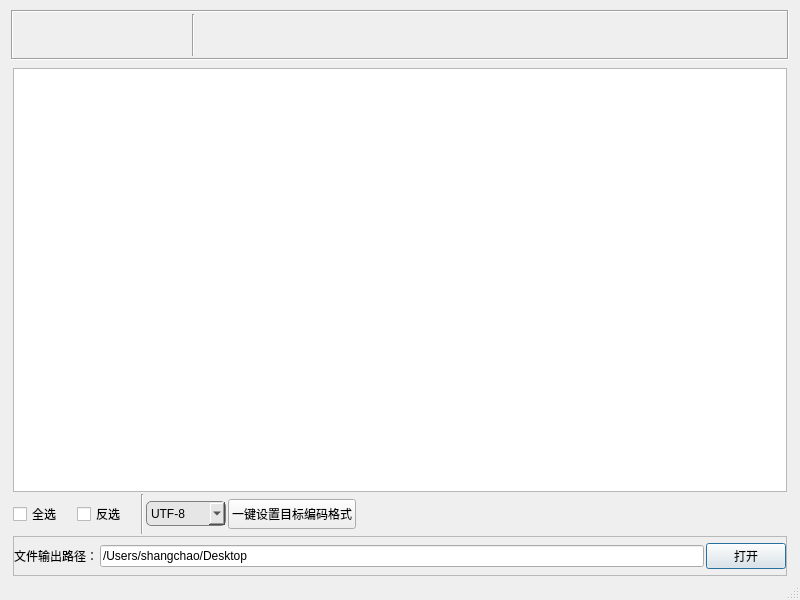
This is mainwindow.ui in ITShang/TransCodePlugin as Qt 5 draws it before an edit. The edited form follows.
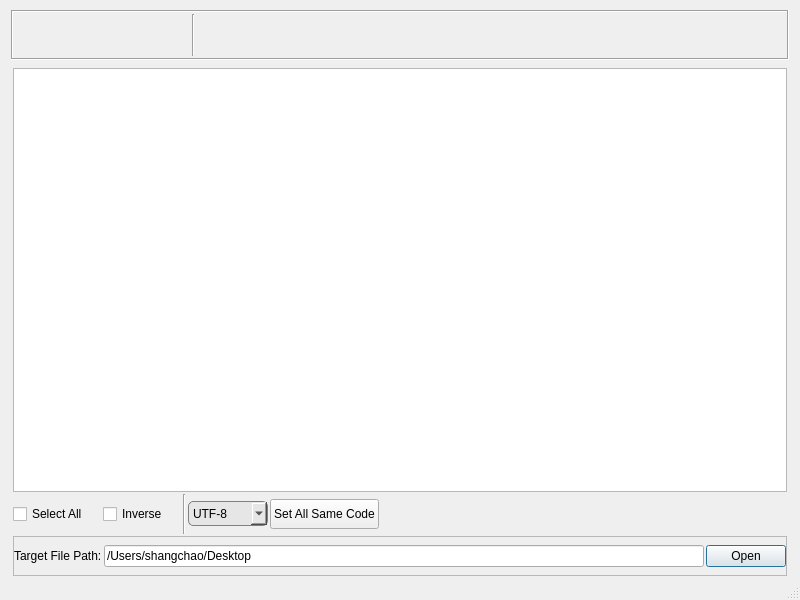
This is the edited form. Icons and pictures are not drawn.

Commit message: 替换源代码中的中文为英文； 增加翻译文件.qm; 将翻译文件嵌入到发布程序中，不作为独立的文件发布；

What changed in the file:
```diff
--- a/mainwindow.ui
+++ b/mainwindow.ui
@@ -395,14 +395,14 @@
              <item>
               <widget class="QCheckBox" name="selectAll">
                <property name="text">
-                <string>全选</string>
+                <string>Select All</string>
                </property>
               </widget>
              </item>
              <item>
               <widget class="QCheckBox" name="selectAllOther">
                <property name="text">
-                <string>反选</string>
+                <string>Inverse</string>
                </property>
               </widget>
              </item>
@@ -469,7 +469,7 @@
                    </size>
                   </property>
                   <property name="text">
-                   <string>一键设置目标编码格式</string>
+                   <string>Set All Same Code</string>
                   </property>
                   <property name="autoDefault">
                    <bool>true</bool>
@@ -531,7 +531,7 @@
              <item>
               <widget class="QLabel" name="label">
                <property name="text">
-                <string>文件输出路径：</string>
+                <string>Target File Path:</string>
                </property>
               </widget>
              </item>
@@ -554,7 +554,7 @@
                 <string notr="true"/>
                </property>
                <property name="text">
-                <string>打开</string>
+                <string>Open</string>
                </property>
                <property name="autoDefault">
                 <bool>true</bool>
```
Left out of the diff: 4 changed lines with no effect on the pictures. The commit also changes 10 other files.
